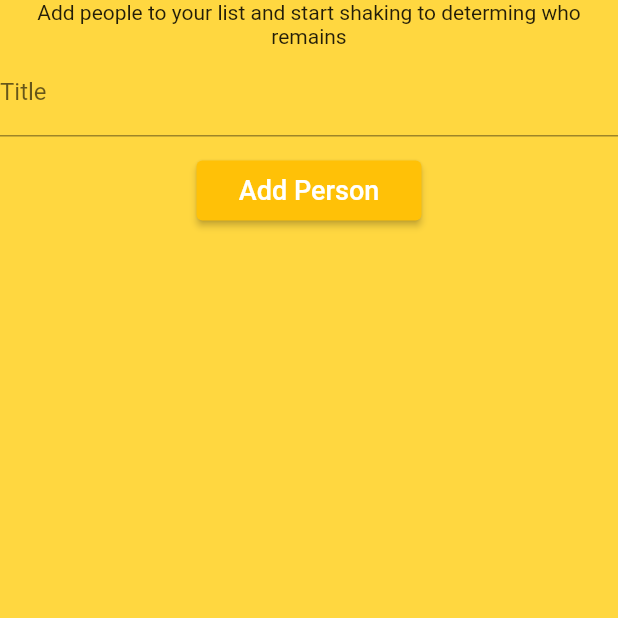
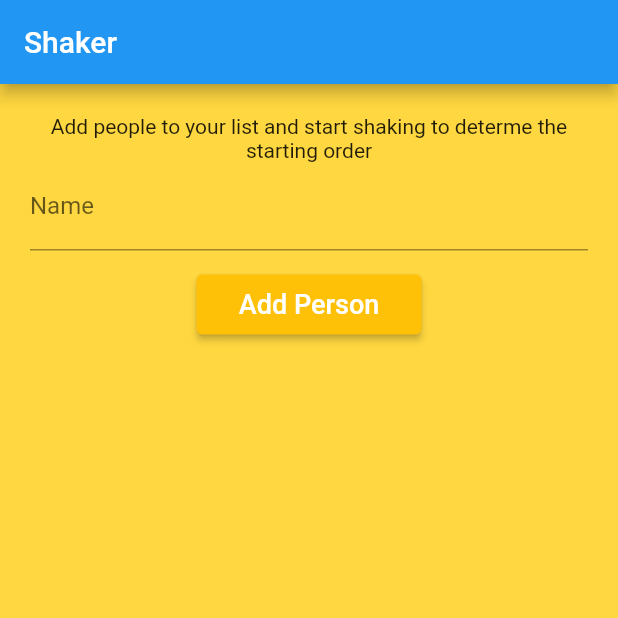
Before and after one commit to AnilDuri/chooser_app, a Flutter app: the ShakerChoiceScreen screen opened directly, after a tap on "Add Person", on a phone screen of 412 x 824 dp, the top half of it. Run offline on Flutter 3.47's test engine with Material 2 defaults, Android fonts, the light colour scheme and no system bars; our stand-ins replace just_audio.

Commit message:
fix text for name

```diff
--- a/lib/screens/shaker_choice.dart
+++ b/lib/screens/shaker_choice.dart
@@ -13,38 +13,44 @@ class _ShakerChoiceScreen extends State<ShakerChoiceScreen> {
   final _nameController = TextEditingController();
   final List<String> _names = [];
 
-  @override
-  Widget build(BuildContext context) {
-    return Scaffold(
-      backgroundColor: Colors.amberAccent,
-      body: Center(
-          child: SafeArea(
-        child: Column(
-          mainAxisAlignment: MainAxisAlignment.center,
-          children: [
-            const Text(
-              'Add people to your list and start shaking to determing who remains',
-              textAlign: TextAlign.center,
-            ),
-            TextField(
-              decoration: const InputDecoration(labelText: 'Title'),
-              controller: _nameController,
-              style:
-                  TextStyle(color: Theme.of(context).colorScheme.onBackground),
-            ),
-            const SizedBox(height: 12),
-            ElevatedButton(
-              onPressed: () {
+  void _savePerson() {
     final enteredName = _nameController.text;
     if (enteredName.isEmpty) {
       return;
     }
+    if (_names.contains(enteredName)) {}
     setState(() {
       _names.add(_nameController.text);
     });
 
     _nameController.clear();
-              },
+  }
+
+  @override
+  Widget build(BuildContext context) {
+    return Scaffold(
+      appBar: AppBar(
+        title: const Text('Shaker'),
+      ),
+      backgroundColor: Colors.amberAccent,
+      body: Padding(
+          padding: const EdgeInsets.all(20.0),
+          child: Column(
+            mainAxisAlignment: MainAxisAlignment.center,
+            children: [
+              const Text(
+                'Add people to your list and start shaking to determe the starting order',
+                textAlign: TextAlign.center,
+              ),
+              TextField(
+                decoration: const InputDecoration(labelText: 'Name'),
+                controller: _nameController,
+                style: TextStyle(
+                    color: Theme.of(context).colorScheme.onBackground),
+              ),
+              const SizedBox(height: 12),
+              ElevatedButton(
+                onPressed: _savePerson,
                 style: ElevatedButton.styleFrom(
                     backgroundColor: Colors.amber,
                     minimumSize: const Size(150, 40)),
@@ -61,7 +67,6 @@ class _ShakerChoiceScreen extends State<ShakerChoiceScreen> {
                         )),
               )
             ],
-        ),
           )),
     );
   }
```
Lines whose indentation alone changed are shown as unchanged.
